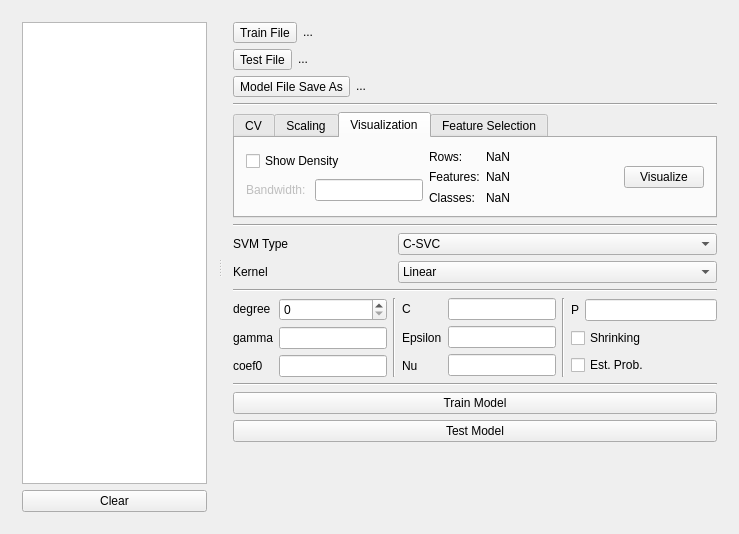
Old version of the form svm-app/mainwindow.ui in the repository boidachenkop/dw.
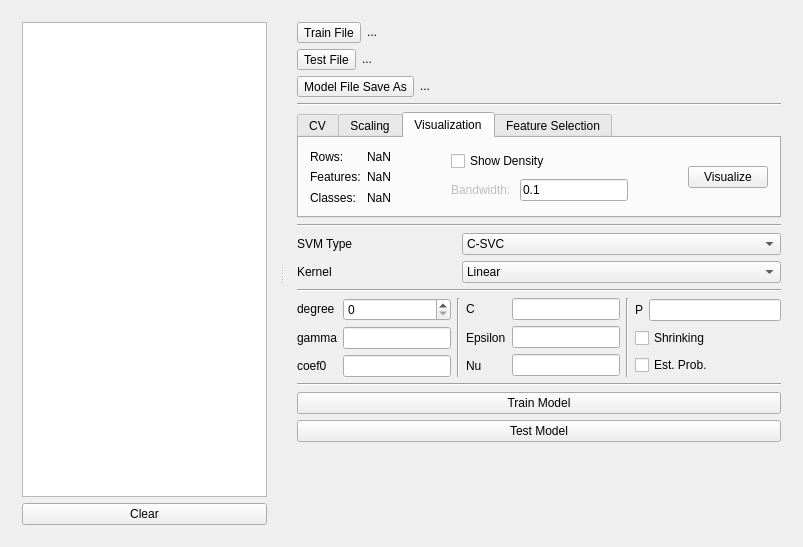
New version of the form. The open tabs and pages were chosen to show the change.

Commit message: Integrating density plot

What changed in the file:
```diff
--- a/svm-app/mainwindow.ui
+++ b/svm-app/mainwindow.ui
@@ -6,10 +6,16 @@
    <rect>
     <x>0</x>
     <y>0</y>
-    <width>739</width>
-    <height>534</height>
+    <width>803</width>
+    <height>547</height>
    </rect>
   </property>
+  <property name="sizePolicy">
+   <sizepolicy hsizetype="Fixed" vsizetype="Fixed">
+    <horstretch>0</horstretch>
+    <verstretch>0</verstretch>
+   </sizepolicy>
+  </property>
   <property name="windowTitle">
    <string>MainWindow</string>
   </property>
@@ -17,9 +23,18 @@
    <layout class="QHBoxLayout" name="horizontalLayout_3">
     <item>
      <widget class="QSplitter" name="splitter">
+      <property name="lineWidth">
+       <number>1</number>
+      </property>
+      <property name="midLineWidth">
+       <number>0</number>
+      </property>
       <property name="orientation">
        <enum>Qt::Horizontal</enum>
       </property>
+      <property name="handleWidth">
+       <number>8</number>
+      </property>
       <widget class="QWidget" name="layoutWidget">
        <layout class="QVBoxLayout" name="verticalLayout_7">
         <item>
@@ -185,7 +200,7 @@
            </sizepolicy>
           </property>
           <property name="currentIndex">
-           <number>0</number>
+           <number>3</number>
           </property>
           <widget class="QWidget" name="crossValidation_tab">
            <attribute name="title">
@@ -469,40 +484,7 @@
            <attribute name="title">
             <string>Visualization</string>
            </attribute>
-           <layout class="QHBoxLayout" name="horizontalLayout_9">
-            <item>
-             <layout class="QHBoxLayout" name="horizontalLayout_8">
-              <item>
-               <layout class="QVBoxLayout" name="density_verticalLayout">
-                <item>
-                 <widget class="QCheckBox" name="densityPlot_checkBox">
-                  <property name="toolTip">
-                   <string>1d and 2d only</string>
-                  </property>
-                  <property name="text">
-                   <string>Show Density</string>
-                  </property>
-                 </widget>
-                </item>
-                <item>
-                 <layout class="QHBoxLayout" name="bandwidth_horizontalLayout">
-                  <item>
-                   <widget class="QLabel" name="bandwidth_label">
-                    <property name="enabled">
-                     <bool>false</bool>
-                    </property>
-                    <property name="text">
-                     <string>Bandwidth: </string>
-                    </property>
-                   </widget>
-                  </item>
-                  <item>
-                   <widget class="QLineEdit" name="bandwidth_lineEdit"/>
-                  </item>
-                 </layout>
-                </item>
-               </layout>
-              </item>
+           <layout class="QHBoxLayout" name="horizontalLayout_4">
               <item>
                <layout class="QHBoxLayout" name="horizontalLayout_7">
                 <item>
@@ -557,6 +539,52 @@
                 </item>
                </layout>
               </item>
+            <item>
+             <spacer name="horizontalSpacer_2">
+              <property name="orientation">
+               <enum>Qt::Horizontal</enum>
+              </property>
+              <property name="sizeHint" stdset="0">
+               <size>
+                <width>40</width>
+                <height>20</height>
+               </size>
+              </property>
+             </spacer>
+            </item>
+            <item>
+             <layout class="QVBoxLayout" name="density_verticalLayout">
+              <item>
+               <widget class="QCheckBox" name="densityPlot_checkBox">
+                <property name="toolTip">
+                 <string>1d and 2d only</string>
+                </property>
+                <property name="text">
+                 <string>Show Density</string>
+                </property>
+               </widget>
+              </item>
+              <item>
+               <layout class="QHBoxLayout" name="bandwidth_horizontalLayout">
+                <item>
+                 <widget class="QLabel" name="bandwidth_label">
+                  <property name="enabled">
+                   <bool>false</bool>
+                  </property>
+                  <property name="text">
+                   <string>Bandwidth: </string>
+                  </property>
+                 </widget>
+                </item>
+                <item>
+                 <widget class="QLineEdit" name="bandwidth_lineEdit">
+                  <property name="text">
+                   <string>0.1</string>
+                  </property>
+                 </widget>
+                </item>
+               </layout>
+              </item>
              </layout>
             </item>
             <item>
@@ -792,21 +820,11 @@
             <item>
              <layout class="QVBoxLayout" name="verticalLayout_5">
               <item>
-               <layout class="QHBoxLayout" name="degree_horizontalLayout">
-                <item>
                  <widget class="QSpinBox" name="degree_spinBox"/>
                 </item>
-               </layout>
-              </item>
-              <item>
-               <layout class="QHBoxLayout" name="gamma_horizontalLayout">
                 <item>
                  <widget class="QLineEdit" name="gamma_lineEdit"/>
                 </item>
-               </layout>
-              </item>
-              <item>
-               <layout class="QHBoxLayout" name="coef0_horizontalLayout">
                 <item>
                  <widget class="QLineEdit" name="coef0_lineEdit"/>
                 </item>
@@ -814,8 +832,6 @@
               </item>
              </layout>
             </item>
-           </layout>
-          </item>
           <item>
            <widget class="Line" name="line">
             <property name="orientation">
@@ -862,14 +878,8 @@
             <item>
              <layout class="QVBoxLayout" name="verticalLayout_6">
               <item>
-               <layout class="QHBoxLayout" name="C_horizontalLayout">
-                <item>
                  <widget class="QLineEdit" name="C_lineEdit"/>
                 </item>
-               </layout>
-              </item>
-              <item>
-               <layout class="QHBoxLayout" name="eps_horizontalLayout">
                 <item>
                  <widget class="QLineEdit" name="eps_lineEdit">
                   <property name="sizePolicy">
@@ -889,10 +899,6 @@
                   </property>
                  </widget>
                 </item>
-               </layout>
-              </item>
-              <item>
-               <layout class="QHBoxLayout" name="nu_horizontalLayout">
                 <item>
                  <widget class="QLineEdit" name="nu_lineEdit"/>
                 </item>
@@ -900,8 +906,6 @@
               </item>
              </layout>
             </item>
-           </layout>
-          </item>
           <item>
            <widget class="Line" name="line_2">
             <property name="orientation">
@@ -970,6 +974,9 @@
             <height>0</height>
            </size>
           </property>
+          <property name="toolTip">
+           <string>Train model on selected dataset</string>
+          </property>
           <property name="text">
            <string>Train Model</string>
           </property>
@@ -977,6 +984,9 @@
         </item>
         <item>
          <widget class="QPushButton" name="test_pushButton">
+          <property name="toolTip">
+           <string>Test model on selected test file</string>
+          </property>
           <property name="text">
            <string>Test Model</string>
           </property>
@@ -1009,7 +1019,7 @@
     <rect>
      <x>0</x>
      <y>0</y>
-     <width>739</width>
+     <width>803</width>
      <height>22</height>
     </rect>
    </property>
```
Left out of the diff: 1 changed line with no effect on the pictures. Lines whose indentation alone changed are shown as unchanged. The commit also changes 2 other files.
